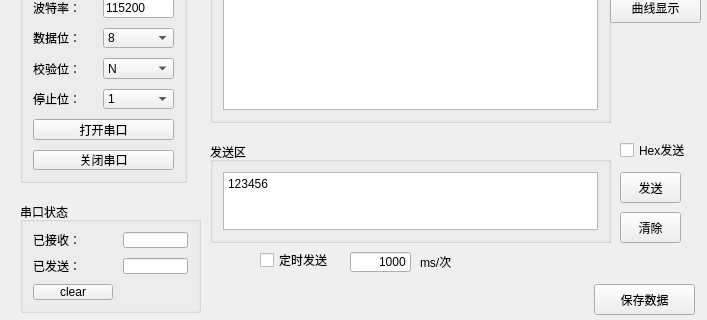
Old version of the form ui_demo_1.ui in the repository htliujy/Pyserial-Demo; both pictures show x 0 to 707 and y 138 to 458 of the 707 by 458 pixel window.
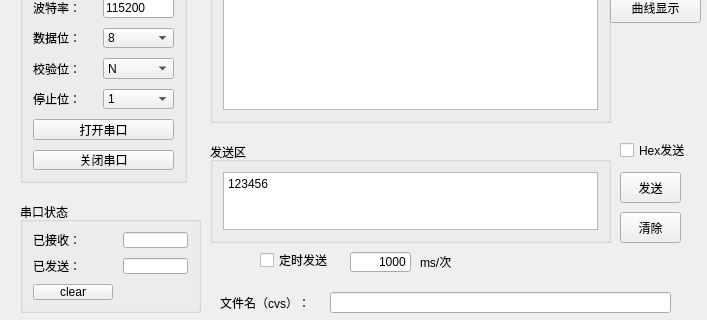
New version of the form.

```diff
--- a/ui_demo_1.ui
+++ b/ui_demo_1.ui
@@ -418,19 +418,6 @@
     <string>ms/次</string>
    </property>
   </widget>
-  <widget class="QPushButton" name="data_save_Button">
-   <property name="geometry">
-    <rect>
-     <x>594</x>
-     <y>422</y>
-     <width>101</width>
-     <height>31</height>
-    </rect>
-   </property>
-   <property name="text">
-    <string>保存数据</string>
-   </property>
-  </widget>
   <widget class="QPushButton" name="curveShow_Button">
    <property name="geometry">
     <rect>
@@ -444,6 +431,32 @@
     <string>曲线显示</string>
    </property>
   </widget>
+  <widget class="QLineEdit" name="lineEdit_filename">
+   <property name="geometry">
+    <rect>
+     <x>330</x>
+     <y>430</y>
+     <width>341</width>
+     <height>21</height>
+    </rect>
+   </property>
+   <property name="text">
+    <string/>
+   </property>
+  </widget>
+  <widget class="QLabel" name="s1__lb_7">
+   <property name="geometry">
+    <rect>
+     <x>220</x>
+     <y>430</y>
+     <width>111</width>
+     <height>21</height>
+    </rect>
+   </property>
+   <property name="text">
+    <string>文件名（cvs）：</string>
+   </property>
+  </widget>
   <zorder>verticalGroupBox</zorder>
   <zorder>verticalGroupBox_2</zorder>
   <zorder>formGroupBox</zorder>
```
Left out of the diff: 3 changed lines with no effect on the pictures.
